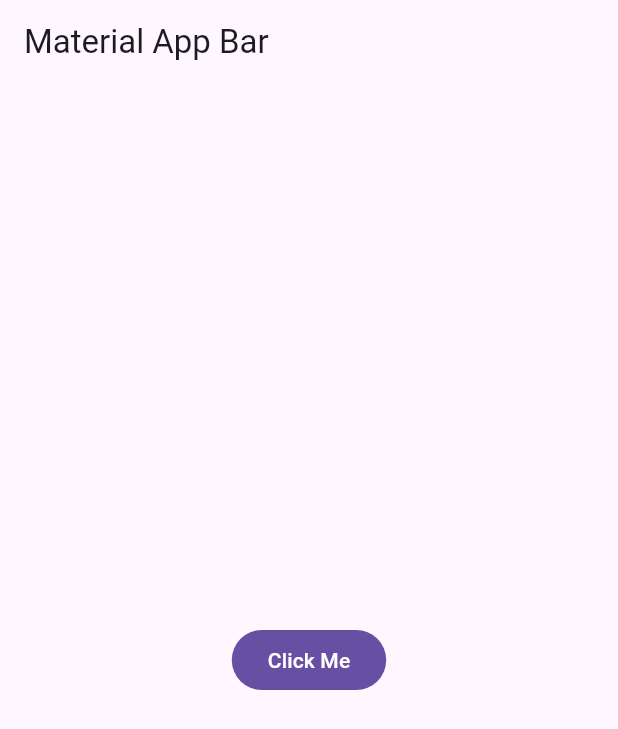
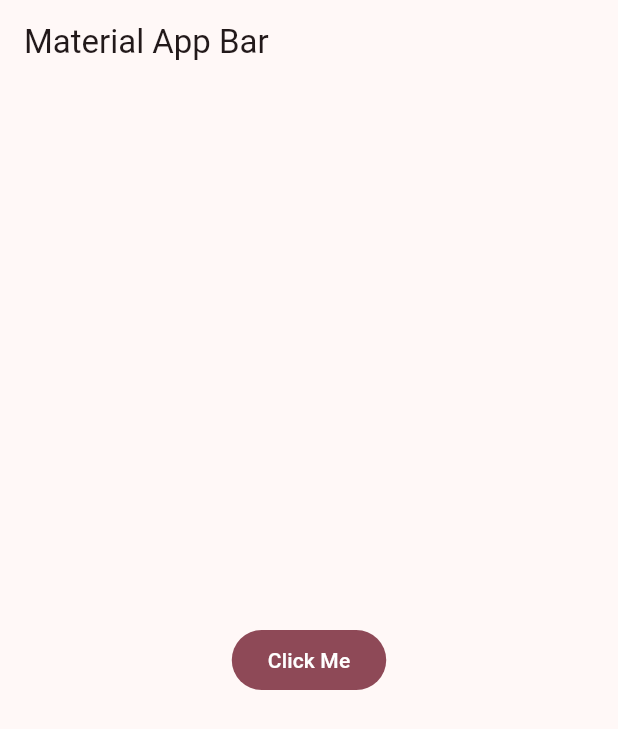
Before and after one commit to Angel453-jpg/yes-no-app, a Flutter app: the screen it shows after launch, on a phone screen of 412 x 824 dp. Shown: the top 729 px of the screen. Run offline on Flutter 3.47's test engine with Material 3 defaults, Android fonts, the phone set to English and light mode, and no system bars.

Commit message:
Agregando estilo global a la aplicación

```diff
--- /dev/null
+++ b/lib/config/theme/app_theme.dart
@@ -0,0 +1,27 @@
+import 'package:flutter/material.dart';
+
+const Color _customColor = Color(0xFFEE0030);
+
+const List<Color> _colorThemes = [
+  _customColor,
+  Colors.blue,
+  Colors.teal,
+  Colors.green,
+  Colors.yellow,
+  Colors.orange,
+  Colors.pink,
+];
+
+class AppTheme {
+  final int selectedColor;
+
+  AppTheme({this.selectedColor = 0})
+    : assert(
+        selectedColor >= 0 && selectedColor <= _colorThemes.length - 1,
+        'Colors must be between 0 and ${_colorThemes.length}',
+      );
+
+  ThemeData theme() {
+    return ThemeData(colorSchemeSeed: _colorThemes[selectedColor]);
+  }
+}
--- a/lib/main.dart
+++ b/lib/main.dart
@@ -1,4 +1,5 @@
 import 'package:flutter/material.dart';
+import 'package:yes_no_app/config/theme/app_theme.dart';
 
 void main() => runApp(MyApp());
 
@@ -10,6 +11,7 @@ class MyApp extends StatelessWidget {
     return MaterialApp(
       title: 'Material App',
       debugShowCheckedModeBanner: false,
+      theme: AppTheme(selectedColor: 6).theme(),
       home: Scaffold(
         appBar: AppBar(title: Text('Material App Bar')),
         body: Center(
```
